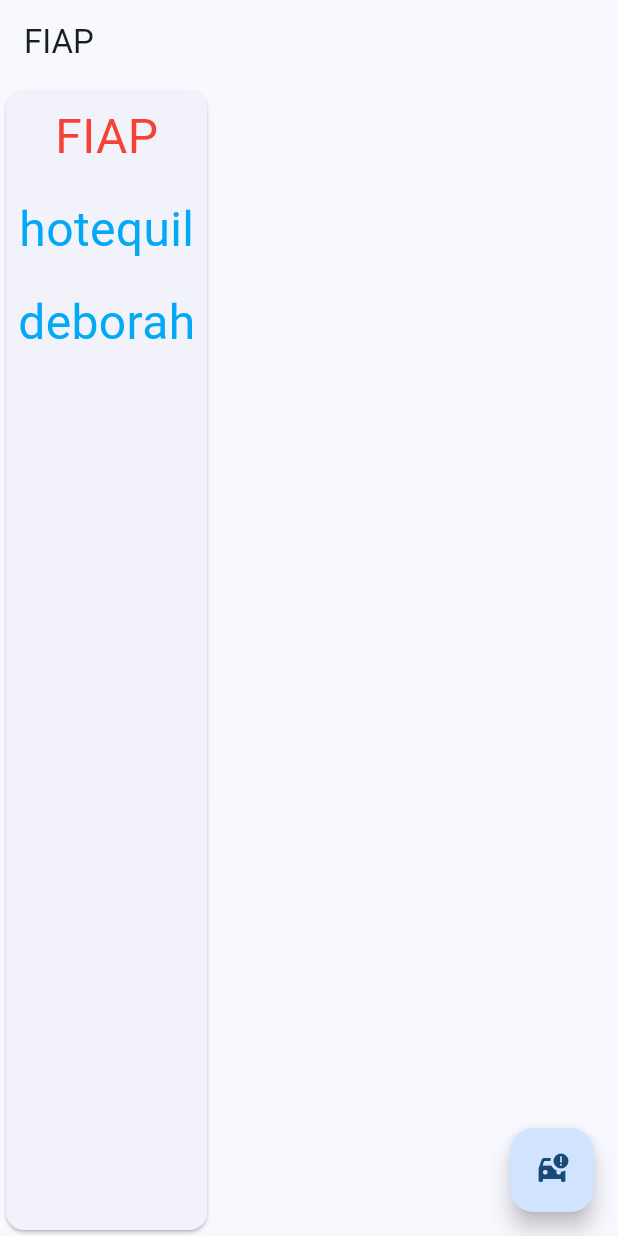
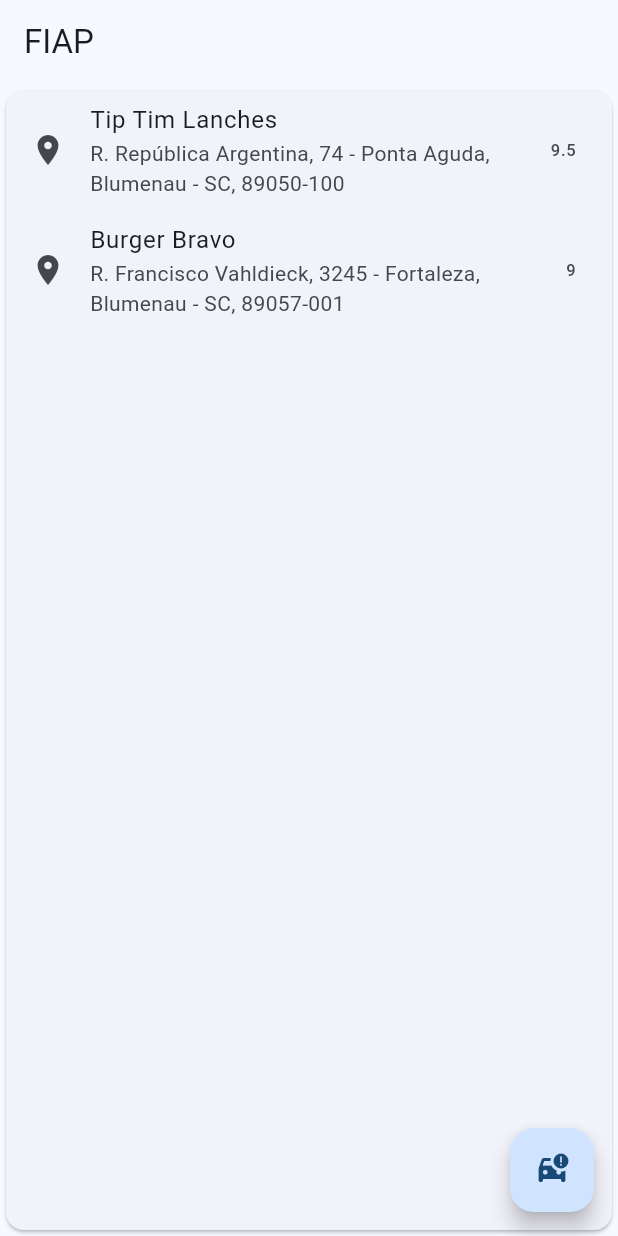
Before and after one commit to hotequil/flutter_study, a Flutter app: the screen it shows after launch, on a phone screen of 412 x 824 dp. Run offline on Flutter 3.47's test engine with Material 2 defaults, Android fonts, the phone set to English and light mode, and no system bars.

Commit message:
feat: created a list of restaurants

```diff
--- a/lib/main.dart
+++ b/lib/main.dart
@@ -23,15 +23,7 @@
         appBar: AppBar(
           title: const Text('FIAP'),
         ),
-        body: Card(
-          child: Column(
-            children: <Widget>[
-              blueText('FIAP', color: Colors.red),
-              blueText('hotequil'),
-              blueText('deborah'),
-            ],
-          ),
-        ),
+        body: restaurantList(),
         floatingActionButton: FloatingActionButton(
           tooltip: 'Floating button',
           child: const Icon(Icons.car_crash),
@@ -42,6 +34,34 @@
           },
         ),
       ),
+    );
+  }
+
+  restaurantList(){
+    return Card(
+        child: ListView(
+          children: [
+            tile(
+                'Tip Tim Lanches',
+                'R. República Argentina, 74 - Ponta Aguda, Blumenau - SC, 89050-100',
+                '9.5'
+            ),
+            tile(
+                'Burger Bravo',
+                'R. Francisco Vahldieck, 3245 - Fortaleza, Blumenau - SC, 89057-001',
+                '9'
+            ),
+          ],
+        )
+    );
+  }
+
+  tile(String title, String subtitle, String rating){
+    return ListTile(
+      title: Text(title),
+      subtitle: Text(subtitle),
+      leading: const Icon(Icons.place),
+      trailing: Text(rating),
     );
   }
 
```
